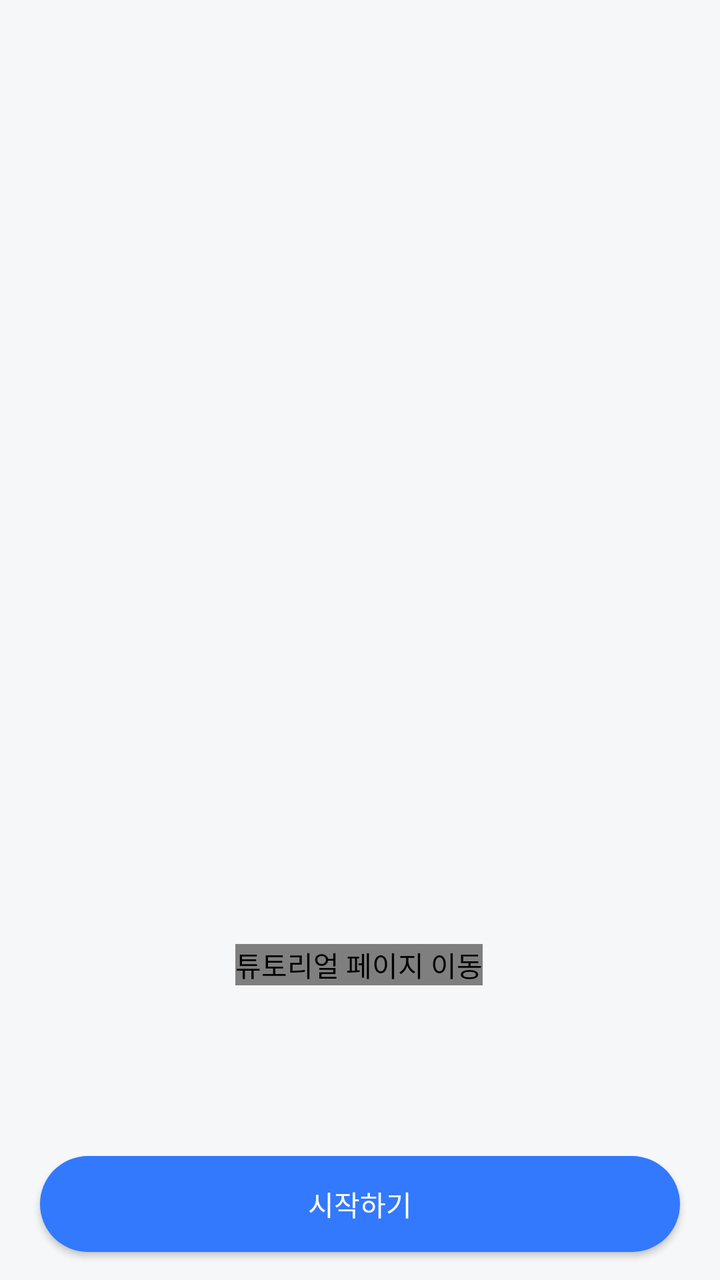
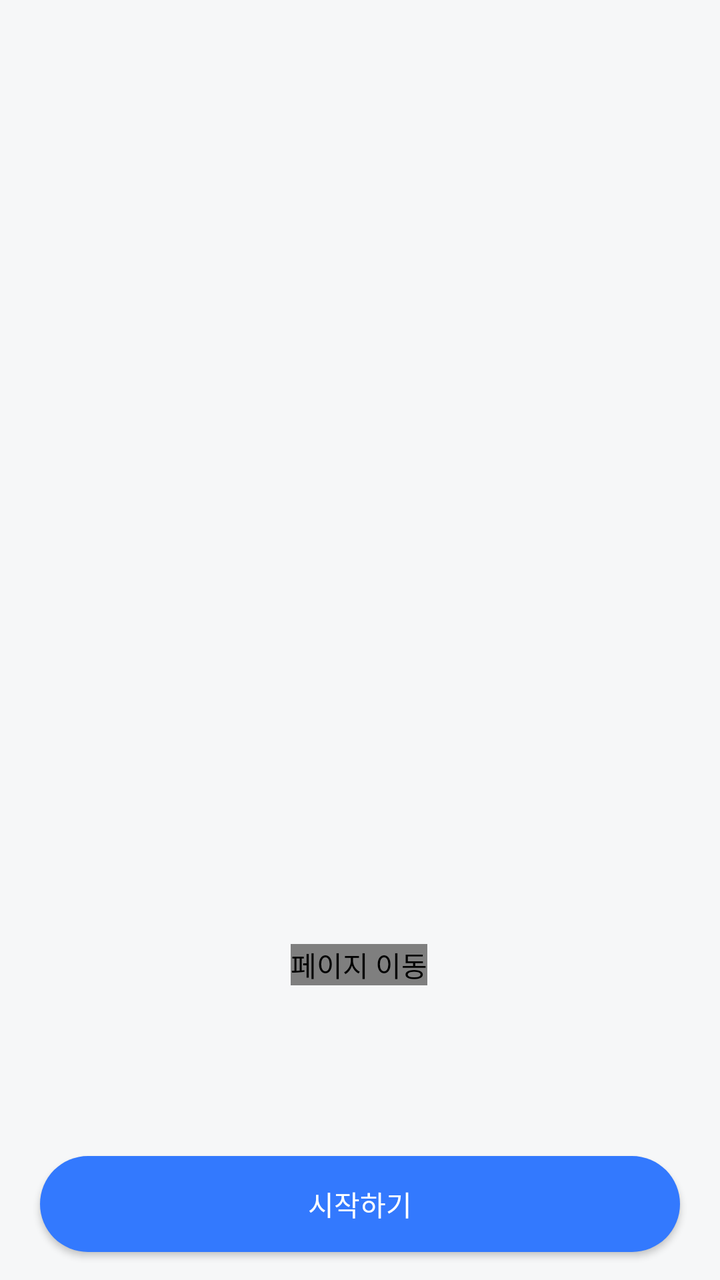

Two renders of the same Android screen: before a commit and after it. Below are the layout's source before the change and the commit's diff.
<!-- AndroidManifest.xml: application theme Theme.BeYourEyes -->
<!-- res/layout/activity_onboarding.xml -->
<androidx.constraintlayout.widget.ConstraintLayout
    xmlns:android="http://schemas.android.com/apk/res/android"
    xmlns:app="http://schemas.android.com/apk/res-auto"
    xmlns:tools="http://schemas.android.com/tools"
    android:layout_width="match_parent"
    android:layout_height="match_parent"
    android:background="@color/gray_50"
    tools:context=".OnboardingActivity">


    <androidx.viewpager.widget.ViewPager
        android:id="@+id/register_viewpager"
        android:layout_width="match_parent"
        android:layout_height="0dp"
        android:contentDescription="튜토리얼"
        app:layout_constraintEnd_toEndOf="parent"
        app:layout_constraintHeight_percent="0.7"
        app:layout_constraintHorizontal_bias="0.0"
        app:layout_constraintStart_toStartOf="parent"
        app:layout_constraintTop_toTopOf="parent" />

    <com.tbuonomo.viewpagerdotsindicator.WormDotsIndicator
        android:id="@+id/dots_indicator"
        android:layout_width="wrap_content"
        android:layout_height="wrap_content"
        android:layout_marginTop="24dp"
        app:dotsColor="@color/gray_900"
        app:dotsCornerRadius="10dp"
        app:dotsStrokeWidth="3.5dp"
        app:dotsStrokeColor="@color/gray_300"
        app:dotsSize="7dp"
        app:dotsWidthFactor="1"
        app:dotsSpacing="4dp"
        app:layout_constraintEnd_toEndOf="parent"
        app:layout_constraintHorizontal_bias="0.498"
        app:layout_constraintStart_toStartOf="parent"
        app:layout_constraintTop_toBottomOf="@+id/register_viewpager"
        app:progressMode="true"
        android:contentDescription="튜토리얼 페이지 이동"/>

    <androidx.appcompat.widget.AppCompatButton
        android:id="@+id/button"
        android:layout_width="0dp"
        android:layout_height="48dp"
        android:layout_marginStart="20dp"
        android:layout_marginEnd="20dp"
        android:layout_marginBottom="14dp"
        android:background="@drawable/shape_button_b500_24"
        android:text="@string/gobutton"
        android:fontFamily="@font/wanted_sans_bold"
        android:textSize="14sp"
        android:textColor="@color/white"
        app:layout_constraintBottom_toBottomOf="parent"
        app:layout_constraintEnd_toEndOf="parent"
        app:layout_constraintStart_toStartOf="parent" />

</androidx.constraintlayout.widget.ConstraintLayout>
<!-- resources referenced by this layout -->
<resources>
  <color name="gray_300">#C1C5CF</color>
  <color name="gray_50">#F6F7F8</color>
  <color name="gray_900">#4D4E5B</color>
  <color name="white">#FFFFFF</color>
  <!-- drawable shape_button_b500_24 (drawable) -->
  <?xml version="1.0" encoding="utf-8"?>
  <shape xmlns:android="http://schemas.android.com/apk/res/android"
      android:shape="rectangle">
      <solid android:color="@color/blue_500" /> 
      <size android:width="60dp" android:height="45dp" /> 
      <corners android:radius="24dp" /> 
  </shape>
  <string name="gobutton">시작하기</string>
  <style name="Theme.BeYourEyes" parent="Theme.MaterialComponents.Light.NoActionBar">
          
          <item name="colorPrimary">@color/blue_500</item>
          <item name="colorPrimaryVariant">@color/blue_700</item>
          <item name="colorOnPrimary">@color/white</item>
          
          <item name="colorSecondary">@color/teal_200</item>
          <item name="colorSecondaryVariant">@color/teal_700</item>
          <item name="colorOnSecondary">@color/black</item>
          
          <item name="android:statusBarColor">@color/gray_50</item>
          <item name="android:windowLightStatusBar">true</item>
          <item name="android:navigationBarColor">@color/gray_50</item>
          
          <item name="chipStyle">@style/TextChipStyle</item>
      </style>
  <color name="blue_500">#3379FE</color>
  <color name="blue_700">#1543E0</color>
  <color name="teal_200">#FF03DAC5</color>
  <color name="teal_700">#FF018786</color>
  <color name="black">#FF000000</color>
  <style name="TextChipStyle" parent="Widget.MaterialComponents.Chip.Choice">
          <item name="chipCornerRadius">10dp</item>
          <item name="chipMinHeight">58dp</item>
          <item name="chipBackgroundColor">@color/chip_bg_color</item>
          <item name="android:textColor">@color/chip_text_color</item>
          <item name="chipStrokeColor">@color/chip_stroke_color</item>
          <item name="chipStrokeWidth">2dp</item>
          <item name="android:textAlignment">center</item>
          <item name="fontFamily">@font/wanted_sans_semi_bold</item>
          <item name="android:textSize">16sp</item>
          <item name="android:paddingTop">14dp</item>
          <item name="android:paddingBottom">14dp</item>
      </style>
</resources>

<!-- the commit's change to res/layout/activity_onboarding.xml (unified diff, before → after) -->
@@ -36,7 +36,7 @@
         app:layout_constraintStart_toStartOf="parent"
         app:layout_constraintTop_toBottomOf="@+id/register_viewpager"
         app:progressMode="true"
-        android:contentDescription="튜토리얼 페이지 이동"/>
+        android:contentDescription="페이지 이동"/>
 
     <androidx.appcompat.widget.AppCompatButton
         android:id="@+id/button"
